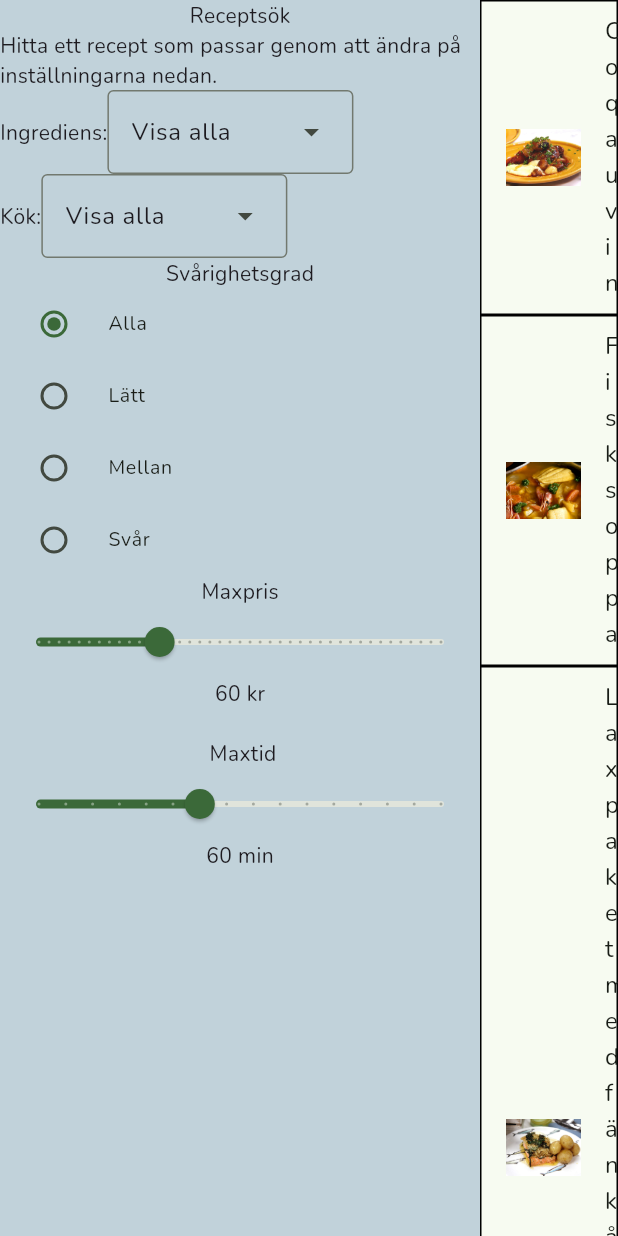
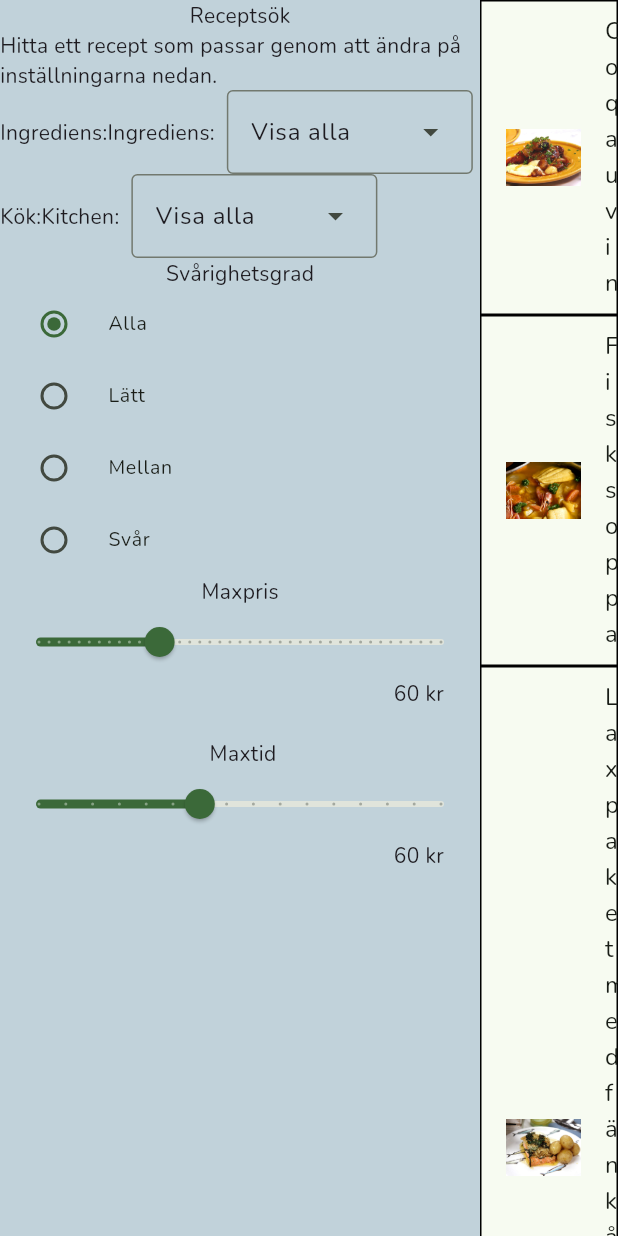
Before and after one commit to LucyIngerman/lab2, a Flutter app: the screen it shows after launch, on a phone screen of 412 x 824 dp. Run offline on Flutter 3.47's test engine with Material 3 defaults, Android fonts, the phone set to English and light mode, and no system bars; our stand-ins replace google_fonts.

Commit message:
Steg 2 utan hattar :)

```diff
--- a/lib/widgets/difficulty_control.dart
+++ b/lib/widgets/difficulty_control.dart
@@ -30,7 +30,7 @@ Widget build(BuildContext context) {
               });
             recipeHandler.setDifficulty(value);
             },
-         ),  // RadioListTile
+         ),
       ],
   );
 }
--- a/lib/widgets/ingredient_control.dart
+++ b/lib/widgets/ingredient_control.dart
@@ -1,4 +1,5 @@
 import 'package:flutter/material.dart';
+import 'package:lab2/app_theme.dart';
 import 'package:lab2/model/recipe_database/recipe_handler.dart';
 
 import 'package:lab2/util/main_ingredient.dart';
@@ -10,21 +11,33 @@ import 'package:provider/provider.dart';class IngredientControl extends Stateles
     var recipeHandler = Provider.of<RecipeHandler>(context, listen: false);
     const labels = MainIngredient.labels;
 
-    return DropdownMenu<String>(
+
+
+return Row(
+  mainAxisAlignment: MainAxisAlignment.end,
+  children: [
+    Text('Ingrediens:'),
+    SizedBox(width: AppTheme.paddingSmall),
+    DropdownMenu<String>(
       width: 164,
-      enableFilter: false,      // Disables filtering (prevents typing)
+      enableFilter: false, // Disables filtering (prevents typing)
       requestFocusOnTap: false, // Prevents keyboard from opening
-      initialSelection: labels[0],  // Starts with the first element selected
+      initialSelection: labels[0],
       dropdownMenuEntries: [
         for (int i = 0; i < labels.length; i++)
           DropdownMenuEntry(
             value: labels[i],
             label: labels[i],
+            leadingIcon: MainIngredient.icons[i]
           ),
         ],
         onSelected: (value){
           recipeHandler.setMainIngredient(value);
         },
+      ),
+    ]
 );
+
+
   }
 }
--- a/lib/widgets/kitchen_control.dart
+++ b/lib/widgets/kitchen_control.dart
@@ -1,6 +1,8 @@
 import 'package:flutter/material.dart';
+import 'package:lab2/app_theme.dart';
 import 'package:lab2/model/recipe_database/recipe_handler.dart';
 import 'package:lab2/util/cuisine.dart';
+import 'package:lab2/util/main_ingredient.dart';
 import 'package:provider/provider.dart';
 
 class KitchenControl extends StatelessWidget{
@@ -11,21 +13,29 @@ class KitchenControl extends StatelessWidget{
     var recipeHandler = Provider.of<RecipeHandler>(context, listen: false);
     const labels = Cuisine.labels;
 
-    return DropdownMenu<String>(
+    return Row(
+  mainAxisAlignment: MainAxisAlignment.end,
+  children: [
+    Text('Kitchen:'),
+    SizedBox(width: AppTheme.paddingSmall),
+    DropdownMenu<String>(
       width: 164,
-      enableFilter: false,      // Disables filtering (prevents typing)
+      enableFilter: false, // Disables filtering (prevents typing)
       requestFocusOnTap: false, // Prevents keyboard from opening
-      initialSelection: labels[0],  // Starts with the first element selected
+      initialSelection: labels[0],
       dropdownMenuEntries: [
         for (int i = 0; i < labels.length; i++)
           DropdownMenuEntry(
             value: labels[i],
             label: labels[i],
+            leadingIcon: Cuisine.flags[i]
           ),
         ],
         onSelected: (value){
-        recipeHandler.setCuisine(value);
+          recipeHandler.setMainIngredient(value);
         },
+      ),
+    ]
 );
   }
 }
--- a/lib/widgets/price_control.dart
+++ b/lib/widgets/price_control.dart
@@ -1,4 +1,5 @@
 import 'package:flutter/material.dart';
+import 'package:lab2/app_theme.dart';
 import 'package:lab2/model/recipe_database/recipe_handler.dart';
 import 'package:provider/provider.dart';
 
@@ -29,7 +30,16 @@ class _PriceControlState extends State<PriceControl> {
             });
           },
         ),
-        Text('${_price.round()} kr'),
+      Row(
+        mainAxisAlignment: MainAxisAlignment.end,
+        children: [
+    Padding(
+      padding: const EdgeInsets.only(right: AppTheme.paddingLarge),
+      child: Text('${_price.round()} kr'),
+    ),
+  ],
+      ),
      ],
-  );
-}}
+    );
+  }
+}
--- a/lib/widgets/time_control.dart
+++ b/lib/widgets/time_control.dart
@@ -1,4 +1,6 @@
 import 'package:flutter/material.dart';
+import 'package:lab2/app_theme.dart';
+import 'package:lab2/constants/assets.dart';
 import 'package:lab2/model/recipe_database/recipe_handler.dart';
 import 'package:provider/provider.dart';
 
@@ -29,7 +31,16 @@ class _TimeControl extends State<TimeControl> {
             });
           },
         ),
-        Text('${_time.round()} min'),
+        Row(
+        // Image.asset(Assets.timeIcon, height: 16),
+        mainAxisAlignment: MainAxisAlignment.end,
+        children: [
+    Padding(
+      padding: const EdgeInsets.only(right: AppTheme.paddingLarge),
+      child: Text('${_time.round()} kr'),
+    ),
+  ],
+      ),
      ],
   );
 }}
```
Lines whose indentation alone changed are shown as unchanged.
